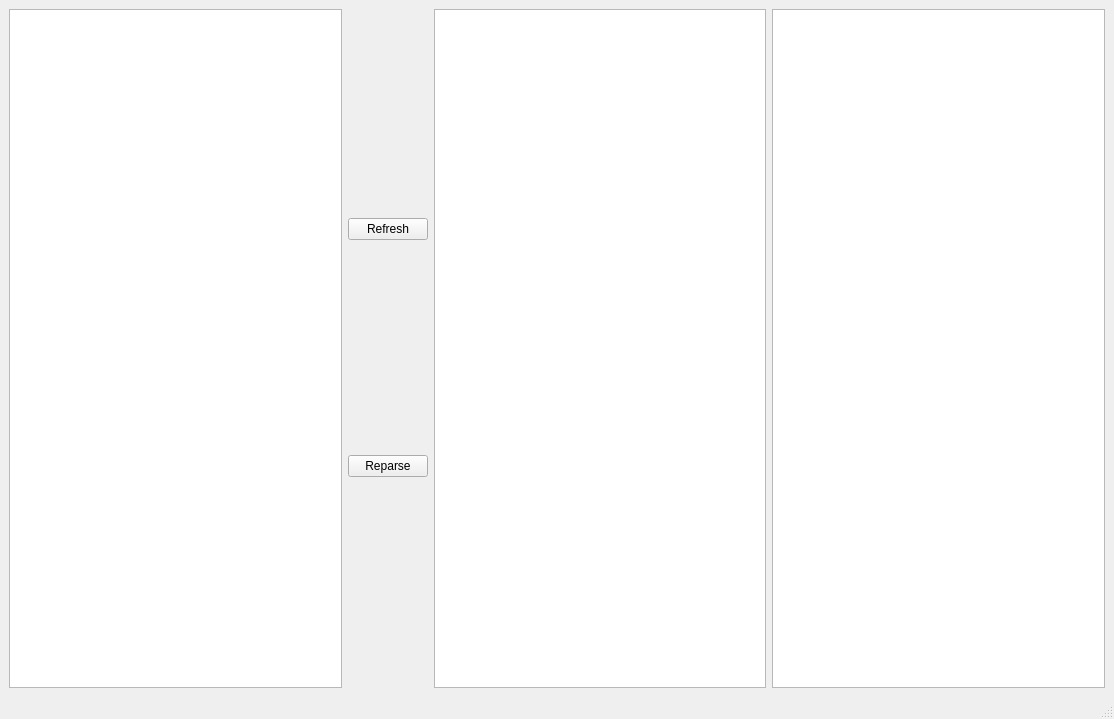
Old version of the form node_editor/gui.ui in the repository softdevteam/eco.
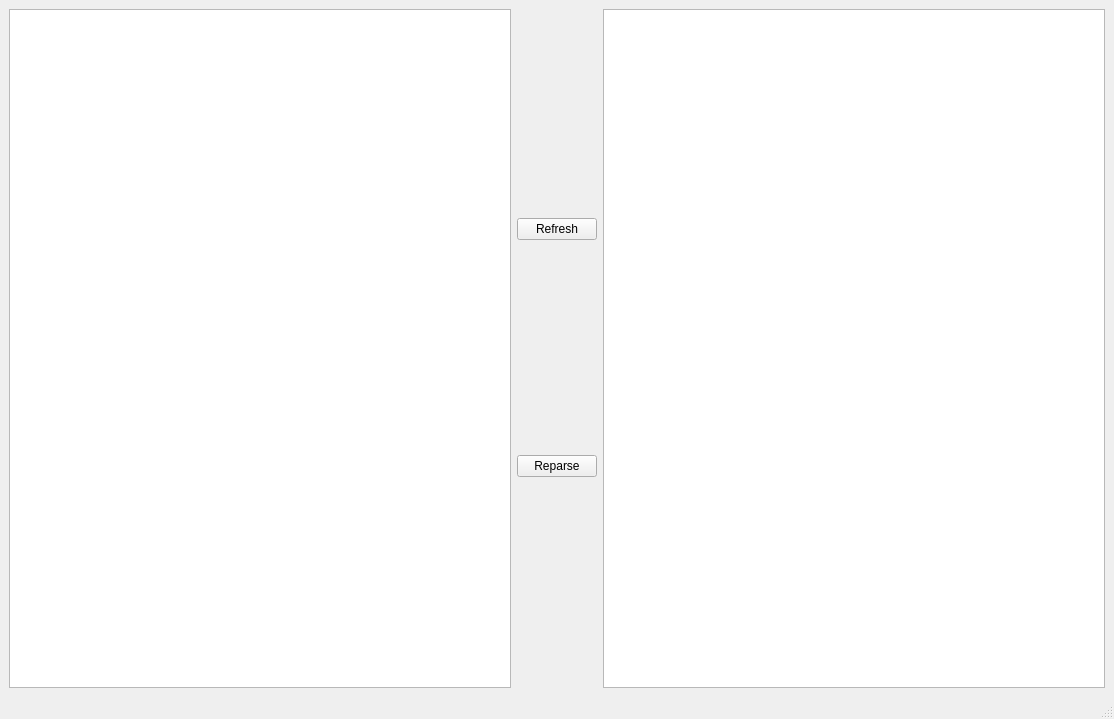
New version of the form. Custom widgets are drawn as their Qt base class.

Commit message: removed stack view from gui

Diff of the .ui file:
```diff
--- a/node_editor/gui.ui
+++ b/node_editor/gui.ui
@@ -52,9 +52,6 @@
       </item>
      </layout>
     </item>
-    <item row="0" column="6">
-     <widget class="QGraphicsView" name="graphicsView_2"/>
-    </item>
    </layout>
   </widget>
   <widget class="QMenuBar" name="menubar">
```
The commit also changes 3 other files.
